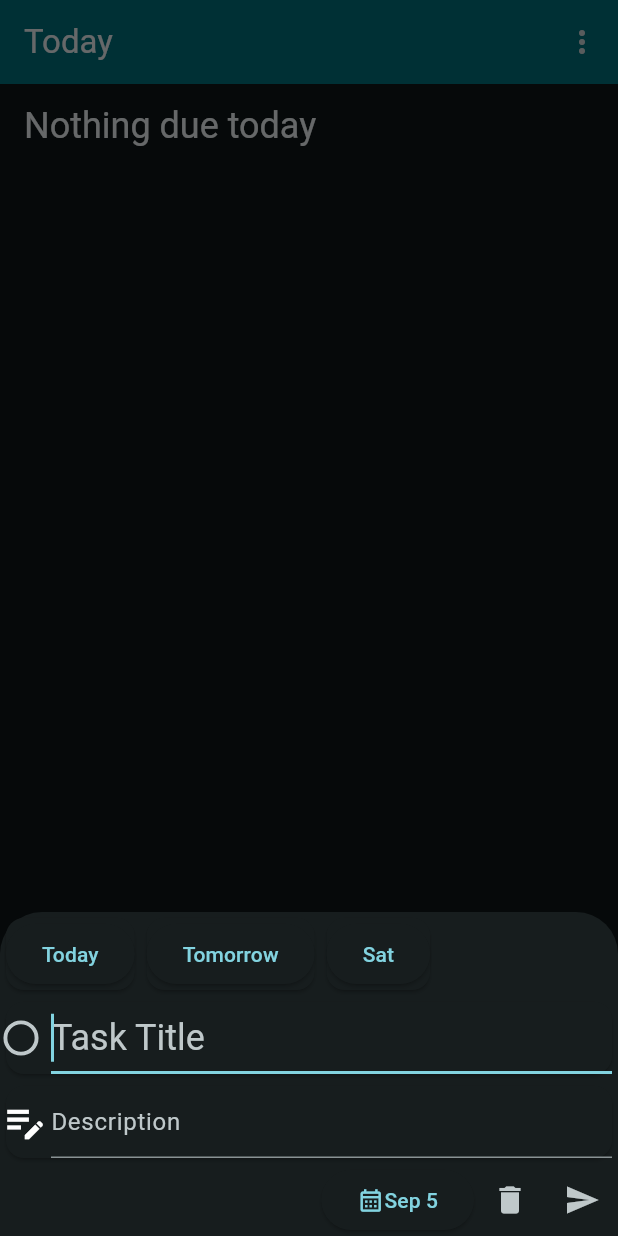
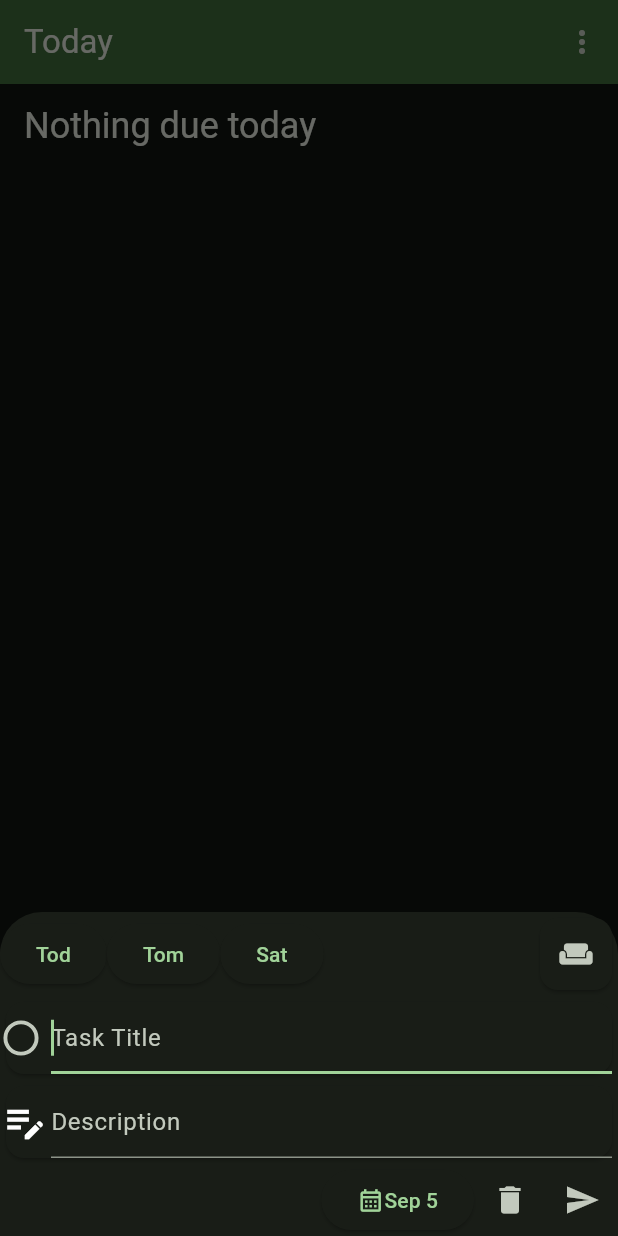
Before and after one commit to Cobeasta/Todo-List-App, a Flutter app: the screen it shows after launch, after a tap on the "add" icon, on a phone screen of 412 x 824 dp. Run offline on Flutter 3.47's test engine with Material 3 defaults, Android fonts, the phone set to English and light mode, and no system bars; our stand-ins replace floor, get_it, loading_animation_widget, shared_preferences, sqflite; accounts and stored records are empty; generated files the repository leaves out were written again.

Commit message:
Dynamic task editing (#9)
* stuff'

* formatting dates in title

* stuff

* fix issue with inserts to db

```diff
--- a/todo_list/lib/date_utils.dart
+++ b/todo_list/lib/date_utils.dart
@@ -75,4 +75,24 @@ class TaskListDateUtils {
     int key2I = int.parse(comparisonDateFormat.format(key2));
     return key1I - key2I;
   }
+  static DateTime thisSaturday() {
+    DateTime tod = today();
+    switch(tod.weekday) {
+      case 1:
+        return DateTime(tod.year, tod.month, tod.day + 5);
+      case 2:
+        return DateTime(tod.year, tod.month, tod.day + 4);
+      case 3:
+        return DateTime(tod.year, tod.month, tod.day + 3);
+      case 4:
+        return DateTime(tod.year, tod.month, tod.day + 2);
+      case 5:
+        return DateTime(tod.year, tod.month, tod.day + 1);
+      case 6:
+        return tod;
+      case 7:
+        return DateTime(tod.year, tod.month, tod.day + 6);
+    }
+    return tod;
+  }
 }
--- a/todo_list/lib/main.dart
+++ b/todo_list/lib/main.dart
@@ -47,7 +47,7 @@ class MyApp extends StatelessWidget {
       title: 'Flutter Demo',
       theme: ThemeData(
         colorScheme: ColorScheme.fromSeed(
-            seedColor: Colors.white10, brightness: Brightness.dark),
+            seedColor: Colors.green.shade900, brightness: Brightness.dark),
         useMaterial3: true,
       ),
       home: const TaskList(),
--- a/todo_list/lib/task/editTask/edit_task_view.dart
+++ b/todo_list/lib/task/editTask/edit_task_view.dart
@@ -1,9 +1,13 @@
+import 'package:flutter/cupertino.dart';
+import 'package:flutter/foundation.dart';
 import 'package:flutter/material.dart';
+import 'package:flutter/widgets.dart';
+import 'package:path/path.dart';
+import 'package:provider/provider.dart';
 import 'package:todo_list/basic_widgets/task_list_checkbox.dart';
 import 'package:todo_list/date_utils.dart';
 import 'package:todo_list/task/task_model.dart';
 import 'package:todo_list/task/taskList/task_list_vm.dart';
-
 import 'edit_task_modal.dart';
 import 'edit_task_vm.dart';
 
@@ -19,63 +23,108 @@ class EditTaskModalView extends State<EditTaskModal> {
 
   @override
   Widget build(BuildContext context) {
+    if (kDebugMode) {
+      print("EditTaskView build");
+    }
+    return ChangeNotifierProvider<EditTaskVM>.value(
+        value: _viewmodel,
+        child: Consumer<EditTaskVM>(
+          builder: (context, vm, child) {
             return Padding(
-        padding:
-            EdgeInsets.only(bottom: MediaQuery.of(context).viewInsets.bottom),
+                padding: EdgeInsets.only(
+                    bottom: MediaQuery.of(context).viewInsets.bottom),
                 child: Column(
                     mainAxisAlignment: MainAxisAlignment.start,
                     mainAxisSize: MainAxisSize.min,
-            children: [buildFormItems(context), buildItemModButtons(context)]));
+                    children: [
+                      _buildDateHeaderRow(context, vm),
+                      _buildTextfieldItems(context, vm),
+                      _buildItemModButtons(context, vm)
+                    ]));
+          },
+        ));
   }
 
-  Widget buildFormItems(BuildContext context) {
+  Widget _buildDateHeaderRow(BuildContext context, EditTaskVM vm) {
     DateTime in2Days = TaskListDateUtils.daysFromToday(2);
-
-    return Column(
+    DateTime weekend = TaskListDateUtils.thisSaturday();
+    return Row(
       children: [
-        Row(
-          children: [
-            Card(
-              child: ElevatedButton(
+        ElevatedButton(
           onPressed: () {
-                  _viewmodel.updateDeadline(TaskListDateUtils.today());
+            vm.updateDeadline(TaskListDateUtils.today());
           },
-                child: const Text("Today"),
+          child: const Text("Tod"),
         ),
+        ElevatedButton(
+          onPressed: () {
+            vm.updateDeadline(TaskListDateUtils.tomorrow());
+          },
+          child: const Text("Tom"),
         ),
-            Card(
-              child: ElevatedButton(
+        ElevatedButton(
           onPressed: () {
-                  _viewmodel.updateDeadline(TaskListDateUtils.tomorrow());
-                },
-                child: const Text("Tomorrow"),
-              ),
-            ),
-            Card(
-              child: ElevatedButton(
-                onPressed: () {
-                  _viewmodel.updateDeadline(TaskListDateUtils.tomorrow());
+            vm.updateDeadline(in2Days);
           },
           child: Text(TaskListDateUtils.getWeekday(in2Days)),
         ),
-            ),
+        Spacer(),
+        TaskListDateUtils.today().weekday < 6
+            ? Card(
+                child: IconButton(
+                    onPressed: () {
+                      vm.updateDeadline(weekend);
+                    },
+                    icon: const Icon(Icons.weekend)),
+              )
+            : const SizedBox.shrink(),
       ],
-        ),
-        buildFormItem(
-          context,
-          leading: TaskListCheckBox(_viewmodel.isCompleted,
-              (val) => _viewmodel.onCheckToggle(context, val)),
+    );
+  }
+
+  Widget _buildItemModButtons(BuildContext context, EditTaskVM vm) {
+    return Row(
+      mainAxisAlignment: MainAxisAlignment.end,
+      children: [
+        ElevatedButton(
+            onPressed: () {
+              _buildSelectDatePopup(context, vm);
+            },
+            child: Row(
+              children: [
+                const Icon(Icons.calendar_month_outlined),
+                Text(TaskListDateUtils.formatDate(vm.deadline)),
+              ],
+            )),
+        IconButton(
+            onPressed: () {
+              vm.delete(context);
+            },
+            icon: const Icon(Icons.delete)),
+        IconButton(
+            onPressed: () {
+              vm.submit(context);
+            },
+            icon: const Icon(Icons.send)),
+      ],
+    );
+  }
+
+  Widget _buildTextfieldItems(BuildContext context, EditTaskVM vm) {
+    return Column(
+      children: [
+        _buildFormItem(context,
+            leading: TaskListCheckBox(
+                vm.isCompleted, (val) => vm.onCheckToggle(context, val)),
             child: Expanded(
                 child: TextField(
               decoration: const InputDecoration(
                 hintText: "Task Title",
               ),
-            controller: _viewmodel.titleController,
-            style: Theme.of(context).textTheme.headlineSmall,
-            autofocus: (_viewmodel.title == ""),
-          )),
-        ),
-        buildFormItem(context,
+              autofocus: (vm.title == ""),
+              controller: vm.titleController,
+            ))),
+        _buildFormItem(context,
             leading:
                 Transform.scale(scale: 1.3, child: const Icon(Icons.edit_note)),
             child: Expanded(
@@ -83,42 +132,28 @@ class EditTaskModalView extends State<EditTaskModal> {
               decoration: const InputDecoration(
                 hintText: "Description",
               ),
-              controller: _viewmodel.descriptionController,
+              controller: vm.descriptionController,
               style: Theme.of(context).textTheme.bodyLarge,
             )))
       ],
     );
   }
 
-  Widget buildItemModButtons(BuildContext context) {
-    return Row(
-      mainAxisAlignment: MainAxisAlignment.end,
-      children: [
-        ElevatedButton(
-            onPressed: () {
-              _selectDate(context);
-            },
-            child: Row(
-              children: [
-                const Icon(Icons.calendar_month_outlined),
-                Text(TaskListDateUtils.formatDate(_viewmodel.deadline)),
-              ],
-            )),
-        IconButton(
-            onPressed: () {
-              _viewmodel.delete(context);
-            },
-            icon: const Icon(Icons.delete)),
-        IconButton(
-            onPressed: () {
-              _viewmodel.submit(context);
-            },
-            icon: const Icon(Icons.send)),
-      ],
+  void _buildSelectDatePopup(BuildContext context, EditTaskVM vm) async {
+    final DateTime? picked = await showDatePicker(
+      context: context,
+      initialDate: TaskListDateUtils.today(),
+      firstDate: TaskListDateUtils.today(),
+      lastDate: DateTime(DateTime.timestamp().year + 5),
     );
+    if (picked == null) {
+      vm.updateDeadline(TaskListDateUtils.today());
+    } else {
+      vm.updateDeadline(picked);
+    }
   }
 
-  Widget buildFormItem(BuildContext context,
+  Widget _buildFormItem(BuildContext context,
       {Widget? leading, required Widget child}) {
     return Card(
         child: Row(
@@ -136,20 +171,6 @@ class EditTaskModalView extends State<EditTaskModal> {
       ],
     ));
   }
-
-  void _selectDate(BuildContext context) async {
-    final DateTime? picked = await showDatePicker(
-      context: context,
-      initialDate: TaskListDateUtils.today(),
-      firstDate: TaskListDateUtils.today(),
-      lastDate: DateTime(DateTime.timestamp().year + 5),
-    );
-    if (picked == null) {
-      _viewmodel.updateDeadline(TaskListDateUtils.today());
-    } else {
-      _viewmodel.updateDeadline(picked);
-    }
-  }
 }
 
 Future<dynamic> openEditTaskModal(
--- a/todo_list/lib/task/editTask/edit_task_vm.dart
+++ b/todo_list/lib/task/editTask/edit_task_vm.dart
@@ -1,11 +1,12 @@
+import 'package:flutter/foundation.dart';
 import 'package:flutter/material.dart';
+import 'package:todo_list/date_utils.dart';
 import 'package:todo_list/main.dart';
 import 'package:todo_list/task/task_model.dart';
 import 'package:todo_list/task/task_repository.dart';
 import 'package:todo_list/task/taskList/task_list_vm.dart';
 
 class EditTaskVM extends ChangeNotifier {
-  late TaskRepository _repository;
   final TaskModel _taskModel;
   final TaskListVM _taskListVM;
 
@@ -13,39 +14,50 @@ class EditTaskVM extends ChangeNotifier {
 
   EditTaskVM(this._taskListVM, this._taskModel);
 
-  final TextEditingController _titleController = TextEditingController();
+  final TextEditingController _titleController = TitleTextFieldController();
+  final TextEditingController _descriptionController = TextEditingController();
 
   TextEditingController get titleController => _titleController;
-  final TextEditingController _descriptionController = TextEditingController();
 
   TextEditingController get descriptionController => _descriptionController;
 
   bool get isCompleted => _taskModel.isComplete;
+
   String get title => _taskModel.title;
+
   String get description => _taskModel.description;
+
   DateTime get deadline => _taskModel.deadline;
 
   void init() {
+    _descriptionController.text = _taskModel.description;
     _titleController.text = _taskModel.title;
-    _descriptionController.text = _taskModel.description;
-
-    getIt.getAsync<TaskRepository>().then((value) => start(value));
-  }
-
-  void start(TaskRepository repository) {
-    _repository = repository;
-
-    _titleController.addListener(() {
-      _taskModel.updateTitle(_titleController.text);
-    });
+    _titleController.addListener(titleControllerUpdate);
     _descriptionController.addListener(() {
       _taskModel.updateDescription(_descriptionController.text);
     });
   }
 
-  void updateTitle() {
-    _taskModel.updateTitle(_titleController.text);
-    notifyListeners();
+  void titleControllerUpdate() {
+    bool notifyFlag = false;
+
+    var textSplit = _titleController.text.split(r"\s");
+    String newTitle = "";
+    for (int i = 0; i < textSplit.length; i++) {
+      if (textSplit[i].toLowerCase() == "today" ||
+          textSplit[i].toLowerCase() == "tod") {
+        _taskModel.updateDeadline(TaskListDateUtils.today());
+        notifyFlag = true;
+      } else {
+        newTitle = "$newTitle ${textSplit[i].trim()}".trim();
+      }
+    }
+    if (newTitle != title) {
+      _taskModel.updateTitle(newTitle);
+      notifyFlag = true;
+    }
+
+    if (notifyFlag) notifyListeners();
   }
 
   void updateDescription() {
@@ -69,13 +81,85 @@ class EditTaskVM extends ChangeNotifier {
   }
 
   void submit(BuildContext context) {
+    if (kDebugMode) {
+      print("EditTaskVM submit");
+    }
     if (_taskModel.id == null) {
-      _repository.insertTask(_taskModel);
       _taskListVM.editTaskModalSubmit(_taskModel);
     } else {
-      _repository.updateTask(_taskModel);
+      _taskListVM.updateTask(_taskModel);
     }
     notifyListeners();
     Navigator.pop(context, _taskModel);
   }
 }
+
+class TitleTextFieldController extends TextEditingController {
+  TitleTextFieldController();
+
+  final String dueTodayPattern = "tod(ay)?[\\s\$]";
+  final String dueTomorrowPattern = "tom(orrow)?[\\s\$]";
+
+  String get combinedDateRegexStr =>
+      "(($dueTodayPattern)|($dueTomorrowPattern))(?!.*(($dueTodayPattern)|($dueTomorrowPattern)))";
+
+  @override
+  TextSpan buildTextSpan({
+    required BuildContext context,
+    TextStyle? style,
+    required bool withComposing,
+  }) {
+    final List<InlineSpan> textSpanChildren = <InlineSpan>[];
+
+    Pattern combinedRegex = RegExp(
+      combinedDateRegexStr,
+      caseSensitive: false,
+    );
+
+    text.splitMapJoin(
+      combinedRegex,
+      onMatch: (Match match) {
+        final String? textPart = match.group(0);
+
+        if (textPart == null) return '';
+
+
+        // if matches date regex
+        if (combinedRegex.matchAsPrefix(textPart) != null) {
+          _addTextSpan(
+              textSpanChildren,
+              textPart,
+              TextStyle(
+                  color: Theme.of(context).colorScheme.onPrimary,
+                  background: Paint()
+                    ..strokeWidth = 2.0
+                    ..color = Theme.of(context).colorScheme.primary
+                    ..strokeCap = StrokeCap.round
+                    ..style = PaintingStyle.fill
+                    ..strokeJoin = StrokeJoin.round));
+          return '';
+        }
+        return '';
+      },
+      onNonMatch: (String segment) {
+        _addTextSpan(textSpanChildren, segment, style);
+        return '';
+      },
+    );
+
+    return TextSpan(style: style, children: textSpanChildren);
+  }
+
+  void _addTextSpan(
+    List<InlineSpan> textSpanChildren,
+    String? textToBeStyled,
+    TextStyle? style,
+  ) {
+    textSpanChildren.add(
+      TextSpan(
+        text: textToBeStyled,
+        style: style,
+      ),
+    );
+  }
+}
--- a/todo_list/lib/task/taskList/task_list_model.dart
+++ b/todo_list/lib/task/taskList/task_list_model.dart
@@ -31,7 +31,7 @@ class TaskListModel {
   }
 
   // private fields
-  final SplayTreeSet<TaskModel> _tasks = SplayTreeSet<TaskModel>();
+  final List<TaskModel> _tasks = [];
 
   // Getting model state
   bool repositoryInit = false;
@@ -44,6 +44,7 @@ class TaskListModel {
     List<TaskModel> tasks = await _repository.listTasks();
 
     _tasks.addAll(tasks);
+    _vm.updateModelState();
   }
 
   SplayTreeMap<DateTime, List<TaskModel>> upcomingTasksByDate(
@@ -57,7 +58,9 @@ class TaskListModel {
 
     // get relevant tasks
     Iterable<TaskModel> filtered = _tasks.where((e) {
-      return !e.isComplete && !e.overdue && TaskListDateUtils.compareDates(e.deadline, start) >= 0 &&
+      return !e.isComplete &&
+          !e.overdue &&
+          TaskListDateUtils.compareDates(e.deadline, start) >= 0 &&
           (end == null || TaskListDateUtils.compareDates(e.deadline, end) < 0);
     });
 
@@ -83,26 +86,33 @@ class TaskListModel {
 
   TaskListModes get mode => _settings.taskListMode;
 
-  SplayTreeSet<TaskModel> get tasks => _tasks;
+  List<TaskModel> get tasks => _tasks;
 
   // Setting model state
 
-  void addTask(TaskModel model) {
+  Future<void> addTask(TaskModel model) async {
+    await _repository.insertTask(model);
     _tasks.add(model);
+
   }
 
   Future<void> removeTask(TaskModel model) async {
     _tasks.removeWhere((e) => e == model);
     if (model.id != null) {
-      await _repository.deleteTask(model.id);
+      await _repository.deleteTask(model.id!);
     }
   }
 
   Future<void> removeAll(Iterable<TaskModel> toRemove) async {
+    List<int> ids = [];
     for (var element in toRemove) {
-      _repository.deleteTask(element.id);
+      if(element.id != null) {
+        _repository.deleteTask(element.id!);
+        ids.add(element.id!);
+      }
+
     }
-    _tasks.removeAll(toRemove);
+    _tasks.removeWhere((element) => ids.contains(element.id));
   }
 
   Future<void> updateTask(TaskModel model) async {
--- a/todo_list/lib/task/taskList/task_list_view.dart
+++ b/todo_list/lib/task/taskList/task_list_view.dart
@@ -306,9 +306,6 @@ class TaskListView extends State<TaskList> {
         TaskModel task = TaskModel.createEmpty();
         openEditTaskModal(task, vm, context).then(
           (value) {
-            if (value != null) {
-              vm.editTaskModalSubmit(value);
-            }
             vm.onModalClose();
           },
         );
--- a/todo_list/lib/task/taskList/task_list_vm.dart
+++ b/todo_list/lib/task/taskList/task_list_vm.dart
@@ -29,6 +29,8 @@ class TaskListVM extends ChangeNotifier {
   //  View state
   bool loading = false; // Data unavailable yet
   bool get settingsInitialized => _settingsInit; // settings initialized
+
+
   bool get repositoryInitialized =>
       _taskListModel.repositoryInit; // repository initialized
   TaskListModes get mode => _settings.taskListMode; // view mode
--- a/todo_list/lib/task/task_model.dart
+++ b/todo_list/lib/task/task_model.dart
@@ -37,7 +37,7 @@ class TaskModel implements Comparable<TaskModel> {
 
   DateTime get deadline => _deadline;
 
-  get id => _id;
+  int? get id => _id;
 
   void updateTitle(String text) {
     _title = text;
```
Lines whose indentation alone changed are shown as unchanged.
